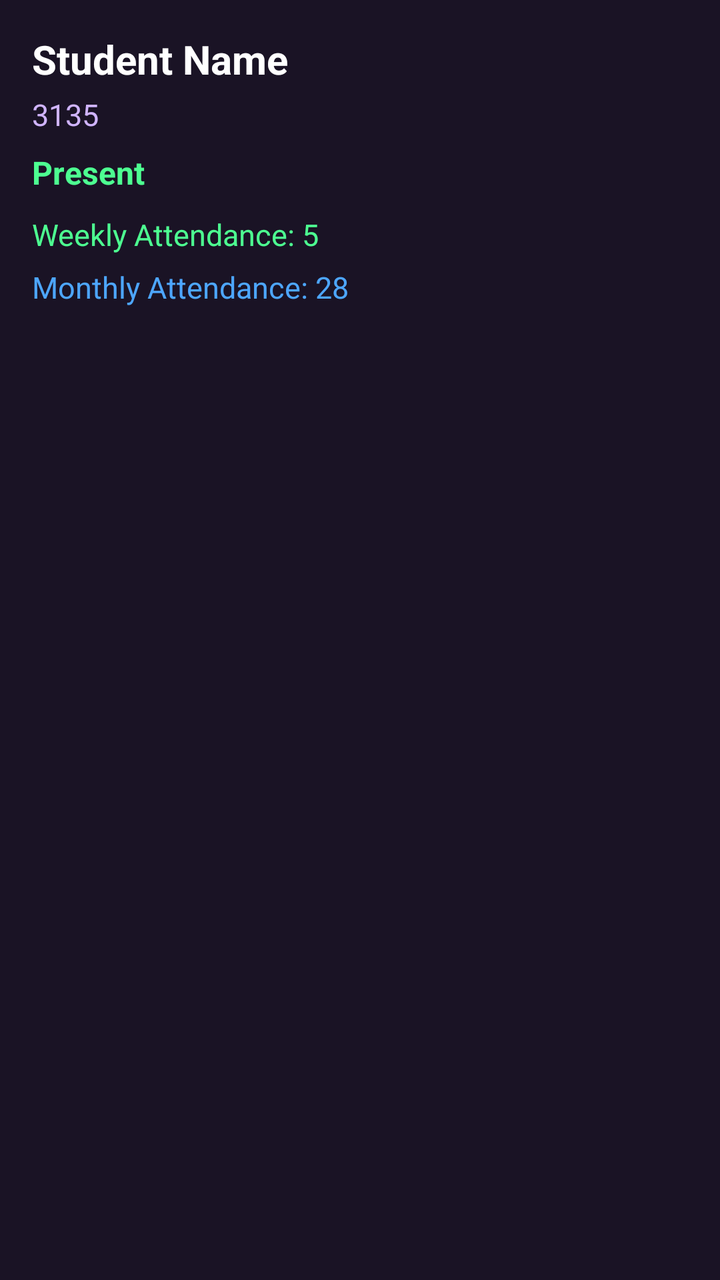
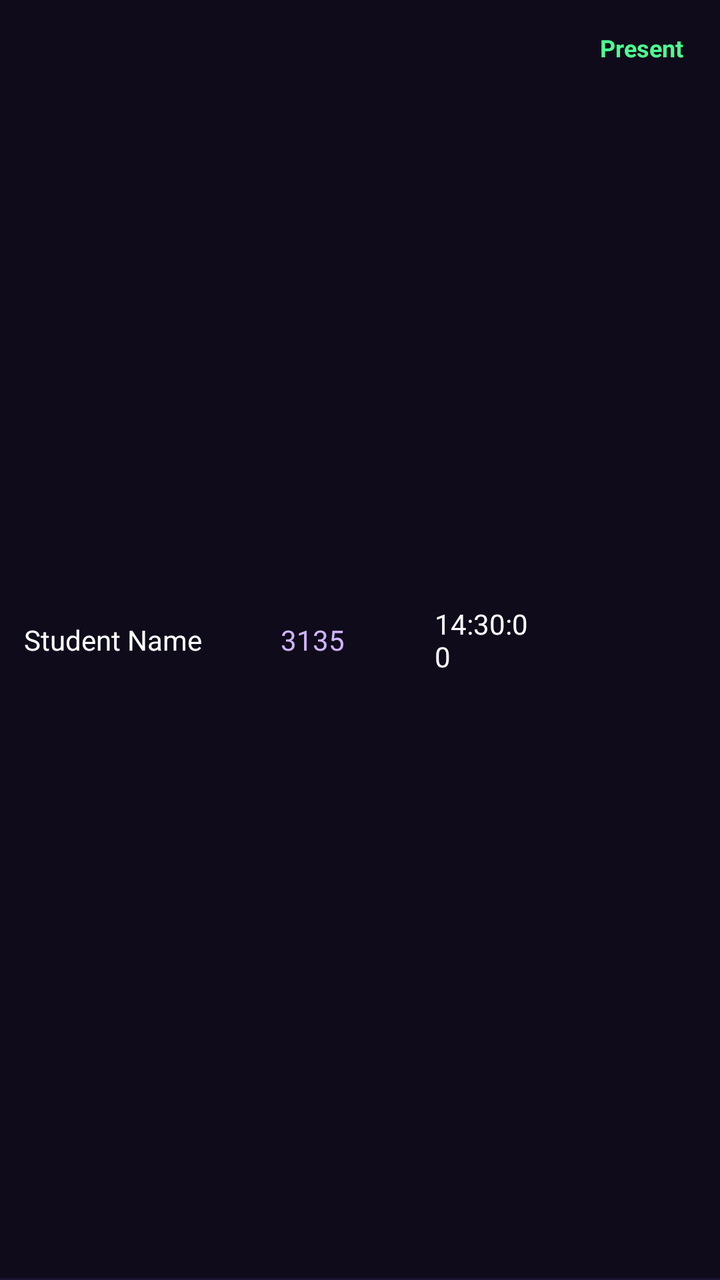

Screens rendered from an Android XML layout before and after an edit, with the pre-edit source and the edit as a unified diff.
<!-- AndroidManifest.xml: application theme Theme.AttendancePRO -->
<!-- res/layout/item_attendance_report.xml -->
<?xml version="1.0" encoding="utf-8"?>
<LinearLayout
    xmlns:android="http://schemas.android.com/apk/res/android"

    android:layout_width="match_parent"
    android:layout_height="wrap_content"

    android:orientation="vertical"

    android:background="#1A1325"

    android:padding="16dp"

    android:layout_marginBottom="12dp">

    
    <TextView
        android:id="@+id/tvName"

        android:layout_width="wrap_content"
        android:layout_height="wrap_content"

        android:text="Student Name"

        android:textColor="#FFFFFF"

        android:textStyle="bold"

        android:textSize="20sp"/>

    
    <TextView
        android:id="@+id/tvRoll"

        android:layout_width="wrap_content"
        android:layout_height="wrap_content"

        android:text="3135"

        android:textColor="#D0B4FF"

        android:textSize="15sp"

        android:layout_marginTop="4dp"/>

    
    <TextView
        android:id="@+id/tvStatus"

        android:layout_width="wrap_content"
        android:layout_height="wrap_content"

        android:text="Present"

        android:textStyle="bold"

        android:textSize="16sp"

        android:textColor="#4DFF91"

        android:layout_marginTop="8dp"/>

    
    <TextView
        android:id="@+id/tvWeekly"

        android:layout_width="wrap_content"
        android:layout_height="wrap_content"

        android:text="Weekly Attendance: 5"

        android:textColor="#4DFF91"

        android:textSize="15sp"

        android:layout_marginTop="10dp"/>

    
    <TextView
        android:id="@+id/tvMonthly"

        android:layout_width="wrap_content"
        android:layout_height="wrap_content"

        android:text="Monthly Attendance: 28"

        android:textColor="#4DA6FF"

        android:textSize="15sp"

        android:layout_marginTop="6dp"/>

</LinearLayout>
<!-- resources referenced by this layout -->
<resources>
  <style name="Theme.AttendancePRO" parent="Base.Theme.AttendancePRO" />
  <style name="Base.Theme.AttendancePRO" parent="Theme.Material3.DayNight.NoActionBar">
  
          
          <item name="android:statusBarColor">@android:color/transparent</item>
          <item name="android:windowLightStatusBar">false</item>
  
      </style>
</resources>

<!-- the commit's change to res/layout/item_attendance_report.xml (unified diff, before → after) -->
@@ -1,93 +1,74 @@
 <?xml version="1.0" encoding="utf-8"?>
 <LinearLayout
     xmlns:android="http://schemas.android.com/apk/res/android"
-
     android:layout_width="match_parent"
     android:layout_height="wrap_content"
+    android:orientation="horizontal"
+    android:background="@drawable/bg_table_row"
+    android:minWidth="420dp">
 
-    android:orientation="vertical"
-
-    android:background="#1A1325"
-
-    android:padding="16dp"
-
-    android:layout_marginBottom="12dp">
-
-    
     <TextView
         android:id="@+id/tvName"
+        android:layout_width="0dp"
+        android:layout_weight="2"
+        android:minWidth="140dp"
+        android:layout_height="match_parent"
+        android:text="Student Name"
+        android:textColor="#FFFFFF"
+        android:textSize="14sp"
+        android:padding="12dp"
+        android:gravity="center_vertical"
+        android:background="@android:color/transparent"
+        android:maxLines="2"
+        android:ellipsize="end"/>
 
-        android:layout_width="wrap_content"
-        android:layout_height="wrap_content"
-
-        android:text="Student Name"
-
-        android:textColor="#FFFFFF"
-
-        android:textStyle="bold"
-
-        android:textSize="20sp"/>
-
-    
     <TextView
         android:id="@+id/tvRoll"
+        android:layout_width="0dp"
+        android:layout_weight="1.2"
+        android:minWidth="90dp"
+        android:layout_height="match_parent"
+        android:text="3135"
+        android:textColor="#D0B4FF"
+        android:textSize="14sp"
+        android:padding="12dp"
+        android:gravity="center_vertical"
+        android:background="@android:color/transparent"/>
 
-        android:layout_width="wrap_content"
-        android:layout_height="wrap_content"
+    <TextView
+        android:id="@+id/tvTime"
+        android:layout_width="0dp"
+        android:layout_weight="1.2"
+        android:minWidth="90dp"
+        android:layout_height="match_parent"
+        android:text="14:30:00"
+        android:textColor="#FFFFFF"
+        android:textSize="14sp"
+        android:padding="12dp"
+        android:gravity="center_vertical"
+        android:background="@android:color/transparent"/>
 
-        android:text="3135"
+    <FrameLayout
+        android:layout_width="0dp"
+        android:layout_weight="1.2"
+        android:minWidth="90dp"
+        android:layout_height="48dp"
+        android:background="@android:color/transparent">
 
-        android:textColor="#D0B4FF"
-
-        android:textSize="15sp"
-
-        android:layout_marginTop="4dp"/>
-
-    
-    <TextView
-        android:id="@+id/tvStatus"
-
-        android:layout_width="wrap_content"
-        android:layout_height="wrap_content"
-
-        android:text="Present"
-
-        android:textStyle="bold"
-
-        android:textSize="16sp"
-
-        android:textColor="#4DFF91"
-
-        android:layout_marginTop="8dp"/>
-
-    
-    <TextView
-        android:id="@+id/tvWeekly"
-
-        android:layout_width="wrap_content"
-        android:layout_height="wrap_content"
-
-        android:text="Weekly Attendance: 5"
-
-        android:textColor="#4DFF91"
-
-        android:textSize="15sp"
-
-        android:layout_marginTop="10dp"/>
-
-    
-    <TextView
-        android:id="@+id/tvMonthly"
-
-        android:layout_width="wrap_content"
-        android:layout_height="wrap_content"
-
-        android:text="Monthly Attendance: 28"
-
-        android:textColor="#4DA6FF"
-
-        android:textSize="15sp"
-
-        android:layout_marginTop="6dp"/>
+        <TextView
+            android:id="@+id/tvStatus"
+            android:layout_width="wrap_content"
+            android:layout_height="wrap_content"
+            android:layout_gravity="center"
+            android:text="Present"
+            android:textStyle="bold"
+            android:textSize="12sp"
+            android:textColor="#4DFF91"
+            android:paddingLeft="10dp"
+            android:paddingRight="10dp"
+            android:paddingTop="4dp"
+            android:paddingBottom="4dp"
+            android:gravity="center"/>
+    </FrameLayout>
 
 </LinearLayout>
<!-- resource entries referenced after the edit -->
@@ -1,5 +1,21 @@
 <!-- resources referenced by this layout -->
 <resources>
+  <!-- drawable bg_table_row (drawable) -->
+  <?xml version="1.0" encoding="utf-8"?>
+  <layer-list xmlns:android="http://schemas.android.com/apk/res/android">
+      
+      <item>
+          <shape android:shape="rectangle">
+              <solid android:color="#0F0B1A"/>
+          </shape>
+      </item>
+      
+      <item android:top="-2dp" android:left="-2dp" android:right="-2dp">
+          <shape android:shape="rectangle">
+              <stroke android:width="1dp" android:color="#1D1530"/>
+          </shape>
+      </item>
+  </layer-list>
   <style name="Theme.AttendancePRO" parent="Base.Theme.AttendancePRO" />
   <style name="Base.Theme.AttendancePRO" parent="Theme.Material3.DayNight.NoActionBar">
   
